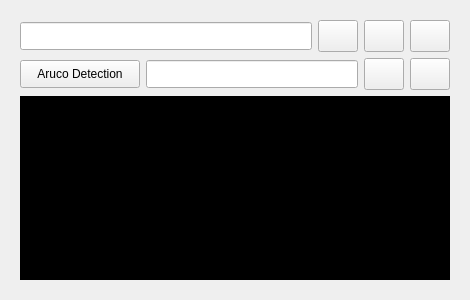
Old version of the form rover_gui/ui/ui/VideoPlayer.ui in the repository robotique-udes/rover.
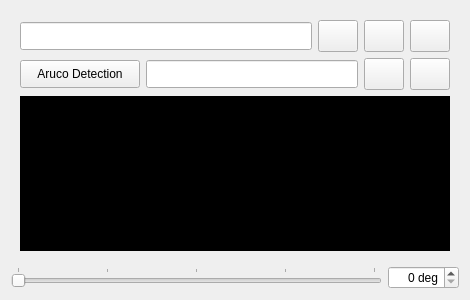
New version of the form. Icons and pictures are not drawn.

Commit message:
Dev/camera angle GUI (#150)
Added a control on the GUIl to change angle on Main and Antenna camera
Publisher is named /rover/cameras/pos_control

```diff
--- a/rover_gui/ui/ui/VideoPlayer.ui
+++ b/rover_gui/ui/ui/VideoPlayer.ui
@@ -418,6 +418,51 @@
      </widget>
     </widget>
    </item>
+   <item row="2" column="0">
+    <layout class="QHBoxLayout" name="horizontalLayout_angle">
+     <item>
+      <widget class="QSlider" name="cameraAngleSlider">
+       <property name="cursor">
+        <cursorShape>ClosedHandCursor</cursorShape>
+       </property>
+       <property name="maximum">
+        <number>360</number>
+       </property>
+       <property name="value">
+        <number>0</number>
+       </property>
+       <property name="orientation">
+        <enum>Qt::Horizontal</enum>
+       </property>
+       <property name="tickPosition">
+        <enum>QSlider::TicksAbove</enum>
+       </property>
+       <property name="tickInterval">
+        <number>90</number>
+       </property>
+      </widget>
+     </item>
+     <item>
+      <widget class="QDoubleSpinBox" name="cameraAngleBox">
+       <property name="alignment">
+        <set>Qt::AlignRight|Qt::AlignTrailing|Qt::AlignVCenter</set>
+       </property>
+       <property name="suffix">
+        <string> deg</string>
+       </property>
+       <property name="decimals">
+        <number>0</number>
+       </property>
+       <property name="maximum">
+        <double>360.000000000000000</double>
+       </property>
+       <property name="singleStep">
+        <double>1.000000000000000</double>
+       </property>
+      </widget>
+     </item>
+    </layout>
+   </item>
   </layout>
  </widget>
  <resources>
```
Left out of the diff: 25 changed lines with no effect on the pictures. The commit also changes 4 other files.
